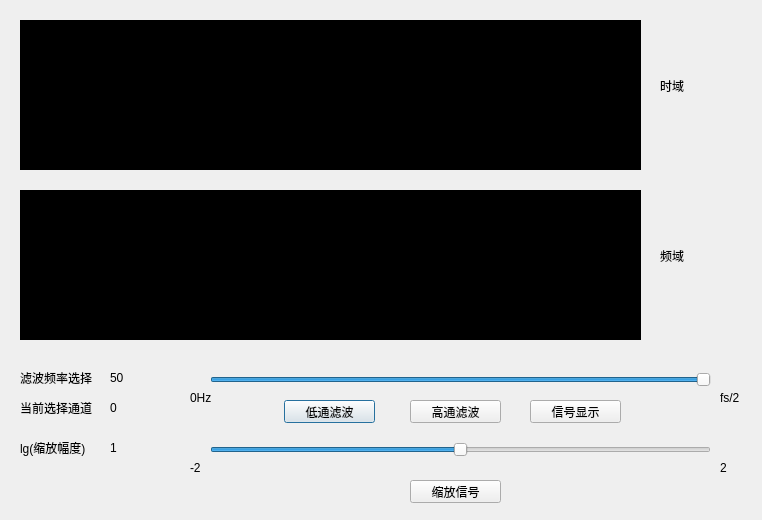
First picture: the form in project 1/AI_InstantAI/fft_dialog.ui, repository SJTUCourse/LAD, before the edit.
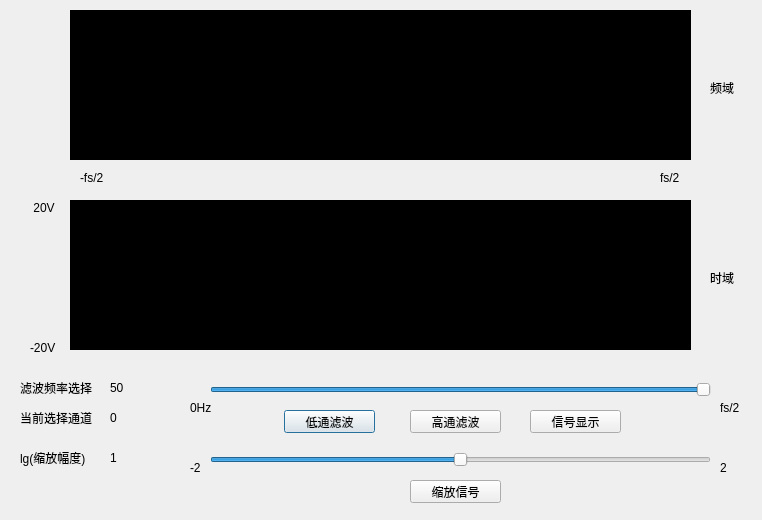
Second picture: the form after the edit.

Diff of the .ui file:
```diff
--- a/project 1/AI_InstantAI/fft_dialog.ui
+++ b/project 1/AI_InstantAI/fft_dialog.ui
@@ -22,8 +22,8 @@
   <widget class="QFrame" name="fre_Frame">
    <property name="geometry">
     <rect>
-     <x>20</x>
-     <y>20</y>
+     <x>70</x>
+     <y>10</y>
      <width>621</width>
      <height>150</height>
     </rect>
@@ -41,8 +41,8 @@
   <widget class="QFrame" name="Time_Frame">
    <property name="geometry">
     <rect>
-     <x>20</x>
-     <y>190</y>
+     <x>70</x>
+     <y>200</y>
      <width>621</width>
      <height>150</height>
     </rect>
@@ -60,10 +60,10 @@
   <widget class="QLabel" name="lbl_time">
    <property name="geometry">
     <rect>
-     <x>660</x>
-     <y>80</y>
-     <width>54</width>
-     <height>12</height>
+     <x>710</x>
+     <y>270</y>
+     <width>31</width>
+     <height>16</height>
     </rect>
    </property>
    <property name="text">
@@ -73,10 +73,10 @@
   <widget class="QLabel" name="lbl_fre">
    <property name="geometry">
     <rect>
-     <x>660</x>
-     <y>250</y>
-     <width>54</width>
-     <height>12</height>
+     <x>710</x>
+     <y>80</y>
+     <width>31</width>
+     <height>16</height>
     </rect>
    </property>
    <property name="text">
@@ -87,7 +87,7 @@
    <property name="geometry">
     <rect>
      <x>20</x>
-     <y>370</y>
+     <y>380</y>
      <width>81</width>
      <height>16</height>
     </rect>
@@ -100,7 +100,7 @@
    <property name="geometry">
     <rect>
      <x>20</x>
-     <y>440</y>
+     <y>450</y>
      <width>101</width>
      <height>16</height>
     </rect>
@@ -113,7 +113,7 @@
    <property name="geometry">
     <rect>
      <x>210</x>
-     <y>370</y>
+     <y>380</y>
      <width>501</width>
      <height>19</height>
     </rect>
@@ -132,7 +132,7 @@
    <property name="geometry">
     <rect>
      <x>190</x>
-     <y>390</y>
+     <y>400</y>
      <width>31</width>
      <height>16</height>
     </rect>
@@ -145,7 +145,7 @@
    <property name="geometry">
     <rect>
      <x>720</x>
-     <y>390</y>
+     <y>400</y>
      <width>31</width>
      <height>16</height>
     </rect>
@@ -158,7 +158,7 @@
    <property name="geometry">
     <rect>
      <x>210</x>
-     <y>440</y>
+     <y>450</y>
      <width>501</width>
      <height>19</height>
     </rect>
@@ -203,7 +203,7 @@
    <property name="geometry">
     <rect>
      <x>284</x>
-     <y>400</y>
+     <y>410</y>
      <width>91</width>
      <height>23</height>
     </rect>
@@ -216,7 +216,7 @@
    <property name="geometry">
     <rect>
      <x>410</x>
-     <y>400</y>
+     <y>410</y>
      <width>91</width>
      <height>23</height>
     </rect>
@@ -242,7 +242,7 @@
    <property name="geometry">
     <rect>
      <x>110</x>
-     <y>370</y>
+     <y>380</y>
      <width>51</width>
      <height>16</height>
     </rect>
@@ -255,7 +255,7 @@
    <property name="geometry">
     <rect>
      <x>110</x>
-     <y>440</y>
+     <y>450</y>
      <width>61</width>
      <height>16</height>
     </rect>
@@ -268,7 +268,7 @@
    <property name="geometry">
     <rect>
      <x>20</x>
-     <y>400</y>
+     <y>410</y>
      <width>81</width>
      <height>16</height>
     </rect>
@@ -281,7 +281,7 @@
    <property name="geometry">
     <rect>
      <x>110</x>
-     <y>400</y>
+     <y>410</y>
      <width>16</width>
      <height>16</height>
     </rect>
@@ -294,7 +294,7 @@
    <property name="geometry">
     <rect>
      <x>530</x>
-     <y>400</y>
+     <y>410</y>
      <width>91</width>
      <height>23</height>
     </rect>
@@ -303,6 +303,58 @@
     <string>信号显示</string>
    </property>
   </widget>
+  <widget class="QLabel" name="lbl_fs_2_pos">
+   <property name="geometry">
+    <rect>
+     <x>660</x>
+     <y>170</y>
+     <width>31</width>
+     <height>16</height>
+    </rect>
+   </property>
+   <property name="text">
+    <string>fs/2</string>
+   </property>
+  </widget>
+  <widget class="QLabel" name="lbl_fs_2_neg">
+   <property name="geometry">
+    <rect>
+     <x>80</x>
+     <y>170</y>
+     <width>31</width>
+     <height>16</height>
+    </rect>
+   </property>
+   <property name="text">
+    <string>-fs/2</string>
+   </property>
+  </widget>
+  <widget class="QLabel" name="lbl_20V_neg">
+   <property name="geometry">
+    <rect>
+     <x>30</x>
+     <y>340</y>
+     <width>31</width>
+     <height>16</height>
+    </rect>
+   </property>
+   <property name="text">
+    <string>-20V</string>
+   </property>
+  </widget>
+  <widget class="QLabel" name="lbl_20V_pos">
+   <property name="geometry">
+    <rect>
+     <x>30</x>
+     <y>200</y>
+     <width>31</width>
+     <height>16</height>
+    </rect>
+   </property>
+   <property name="text">
+    <string> 20V</string>
+   </property>
+  </widget>
  </widget>
  <resources/>
  <connections/>
```
Left out of the diff: 4 changed lines with no effect on the pictures.
